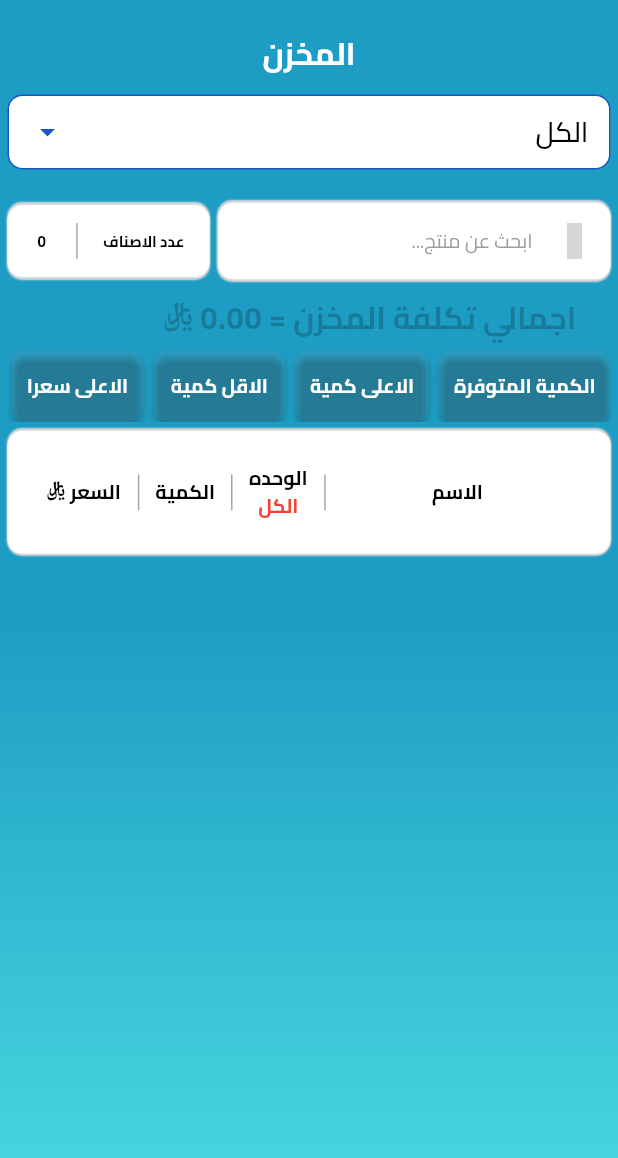
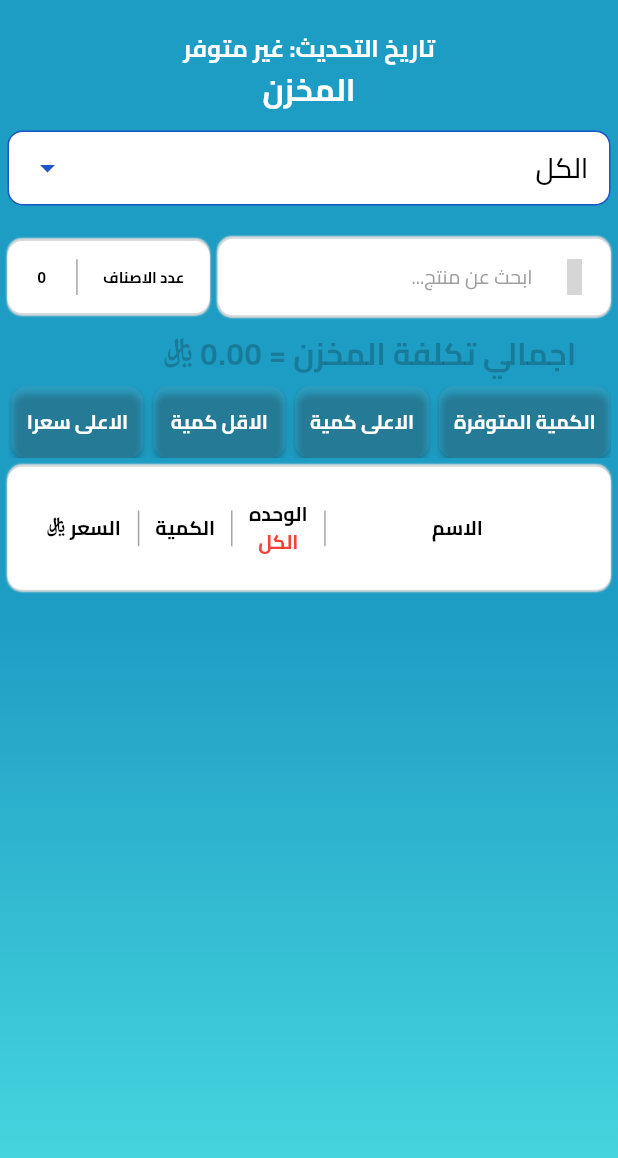
Before and after one commit to abdulbari0101/searcher-ben-shubit-inventory, a Flutter app: the screen it shows after launch, after a tap on "المخزون", on a phone screen of 412 x 824 dp. Shown: the top 1158 px of the screen. Run offline on Flutter 3.47's test engine with Material 3 defaults, Android fonts, the phone set to English and light mode, and no system bars; our stand-ins replace cached_network_image, file_picker, flutter_screenutil, flutter_svg, get, iconsax and 7 more; missing offline and left inert: excel, flutter_inappwebview; accounts and stored records are empty; grey boxes are pictures that could not be loaded.

Commit message:
second update

```diff
--- a/lib/controller/home/home_controller.dart
+++ b/lib/controller/home/home_controller.dart
@@ -6,6 +6,7 @@ import '../../core/constant/app_lables.dart';
 import '../../core/constant/app_pages.dart';
 
 class HomeController extends GetxController {
+  DateTime ? lastUpdate = null;
   goToPage(String page) {
     switch (page) {
       case AppLabels.tires_page_tilte:
@@ -15,7 +16,10 @@ class HomeController extends GetxController {
       //  Get.toNamed(AppPage.page_oils);
         break;
       case AppLabels.inventory_page_title:
-        Get.toNamed(AppPage.page_inventory);
+        Get.toNamed(AppPage.page_inventory,
+            arguments: {'lastUpdate': lastUpdate});
+        break;
+
 
     }
   }
--- a/lib/controller/inventory/inventory_controller.dart
+++ b/lib/controller/inventory/inventory_controller.dart
@@ -8,6 +8,7 @@ import '../../data/database/localDatabase/sqlite_database.dart';
 
 class InventoryController extends GetxController {
   List<ProductModel> inventoryList = [];
+  List<String> searchOptions = [];
   LocalDB mydb = LocalDB();
   bool isLoading = true,
       pressHighestPrice = false,
@@ -21,15 +22,70 @@ class InventoryController extends GetxController {
   String? selectedUnit = 'الكل';
   late Set<String?> inventoryIds = {};
   late Set<String?> units = {};
+  DateTime? updateDate = null;
   @override
   void onInit() async {
     super.onInit();
-    await searchUsingQuery();
+    await readDateQuery();
+    await readQuery(searchUsingQuery());
+    await fillSearchOptions();
+    //print("Date: "+updateDate.toString());
    inventoryIds = inventoryList.map((item) => item.inventoryId).toSet();
     units = inventoryList.map((item) => item.unit).toSet();
    // print('SetIDs: $inventoryIds');
+
+  }
+  fillSearchOptions() async{
+    searchOptions.clear();
+    //fill searchOptions with each words from inventroryList components
+    for (ProductModel e in inventoryList) {
+      if (e.productId != null && e.productId!.isNotEmpty) {
+        searchOptions.add(e.productId!);
+      }
+      if (e.name != null && e.name!.isNotEmpty) {
+        List<String> words = e.name!.split(' ');
+        //searchOptions.add(e.name!);
+        for (String word in words) {
+          if (word.isNotEmpty && !searchOptions.contains(word)) {
+            searchOptions.add(word);
+          }
+        }
       }
 
+    }
+  }
+  readDateQuery() async{
+    List<Map> response = await mydb.readDate(
+      "SELECT * FROM '${LocalDB.LAST_UPDATE_TABLE}' ORDER BY id DESC LIMIT 1"
+    );
+    if (response.isNotEmpty) {
+      updateDate = DateTime.parse(response[0][LocalDB.LAST_UPDATE].toString());
+      print('Last Update: $updateDate');
+    } else {
+      updateDate = null;
+      print('No last update found.');
+    }
+  }
+  readQuery(String query) async{
+    inventoryList.clear();
+    List<Map> response = await mydb.readData(query);
+    if (response.isNotEmpty) {
+      for (var e in response) {
+        inventoryList.add(
+          ProductModel.Parameterized(
+              productId: e[LocalDB.INVENTORY_PRODUCT_ID].toString(),
+              inventoryId: e[LocalDB.INVENTORY_ID].toString(),
+              name: e[LocalDB.INVENTORY_PRODUCT_NAME],
+              quantity: e[LocalDB.INVENTORY_PRODUCT_QUANTITY].toString(),
+              unit: e[LocalDB.INVENTORY_PRODUCT_UTIL],
+              price: e[LocalDB.INVENTORY_PRODUCT_PRICE].toString()),
+        );
+
+      }
+    }
+    update();
+    isLoading = false;
+  }
   pressFilterButton(String buttonName) async{
     switch (buttonName) {
       case AppLabels.highest_price:
@@ -80,32 +136,56 @@ class InventoryController extends GetxController {
     }
     return totalPrice.toStringAsFixed(2);
   }
+searchWord(String word) async{
+    await readQuery(searchUsingQuery(word: word.trim()));
 
-  searchUsingQuery({var word = ''}) async {
+}
+  searchUsingQuery({String word = ''}) {
       if (int.tryParse(word) != null) {
         word = int.parse(word).toString();
       }
-    inventoryList.clear();
-    String query;
-    if(selectedInventoryId != 'الكل')
-    query = "SELECT * FROM '${LocalDB.INVENTORY_TABLE}' WHERE \"${LocalDB.INVENTORY_ID}\" = \"${selectedInventoryId}\"";
-    else
-    query = "SELECT * FROM '${LocalDB.INVENTORY_TABLE}'";
 
-    if(selectedUnit != 'الكل')
-      query = "SELECT * FROM ($query) WHERE \"${LocalDB.INVENTORY_PRODUCT_UTIL}\" = \"${selectedUnit}\" ";
-    else
-      query = "SELECT * FROM ($query)";
+    // Split the search query into individual words
+    List<String> searchTerms = word.trim().split(' ').where((term) => term.isNotEmpty).toList();
 
-    query =
-    ("SELECT * FROM (${query}) WHERE \"${LocalDB.INVENTORY_PRODUCT_NAME}\" LIKE \"%$word%\" OR "
-        " \"${LocalDB.INVENTORY_PRODUCT_ID}\" LIKE \"%$word%\" ");
+    String baseQuery;
+    if(selectedInventoryId != 'الكل') {
+      baseQuery = "SELECT * FROM '${LocalDB.INVENTORY_TABLE}' WHERE \"${LocalDB.INVENTORY_ID}\" = \"${selectedInventoryId}\"";
+    } else {
+      baseQuery = "SELECT * FROM '${LocalDB.INVENTORY_TABLE}'";
+    }
+
+    if(selectedUnit != 'الكل') {
+      baseQuery = "SELECT * FROM ($baseQuery) WHERE \"${LocalDB.INVENTORY_PRODUCT_UTIL}\" = \"${selectedUnit}\"";
+    }
+
+    // If no search terms, return the base query
+    if (searchTerms.isEmpty) {
+      return applySorting(baseQuery);
+    }
+
+    // Create a query that requires ALL search terms to match
+    String searchConditions = searchTerms.map((term) {
+      try {
+        if (int.tryParse(term) != null) {
+          return "(\"${LocalDB.INVENTORY_PRODUCT_NAME}\" LIKE \"%$term%\" OR \"${LocalDB.INVENTORY_PRODUCT_ID}\" LIKE \"%$term%\")";
+        }
+        return "(\"${LocalDB.INVENTORY_PRODUCT_NAME}\" LIKE \"%$term%\" OR \"${LocalDB.INVENTORY_PRODUCT_ID}\" LIKE \"%$term%\")";
+      } catch(e) {
+        print('Error parsing term: $e');
+        return "";
+      }
+    }).join(" AND ");
+
+    String finalQuery = "SELECT * FROM ($baseQuery) WHERE $searchConditions";
+
+    return applySorting(finalQuery);
+  }
+
+  String applySorting(String query) {
     if(pressAvailableQuantity) {
       query = "SELECT * FROM ($query) WHERE \"${LocalDB.INVENTORY_PRODUCT_QUANTITY}\" != 0 ";
     }
-
-    // if(pressUnit)
-    //   query = "SELECT * FROM (${query}) WHERE \"${LocalDB.INVENTORY_PRODUCT_UTIL}\" != 0 ";
 
     if(pressHighestQuantity) {
       query = "SELECT * FROM ($query) ORDER BY \"${LocalDB.INVENTORY_PRODUCT_QUANTITY}\" DESC ";
@@ -115,7 +195,6 @@ class InventoryController extends GetxController {
       query = "SELECT * FROM ($query) ORDER BY \"${LocalDB.INVENTORY_PRODUCT_QUANTITY}\" ASC ";
     }
 
-
     if(pressHighestPrice) {
       query = "SELECT * FROM ($query) ORDER BY \"${LocalDB.INVENTORY_PRODUCT_PRICE}\" DESC ";
     }
@@ -124,26 +203,8 @@ class InventoryController extends GetxController {
       query = "SELECT * FROM ($query) ORDER BY \"${LocalDB.INVENTORY_PRODUCT_PRICE}\" ASC ";
     }
 
-
-   List<Map> response = await mydb.readData(query);
-    if (response.isNotEmpty) {
-      for (var e in response) {
-        inventoryList.add(
-            ProductModel.Parameterized(
-              productId: e[LocalDB.INVENTORY_PRODUCT_ID].toString(),
-              inventoryId: e[LocalDB.INVENTORY_ID].toString(),
-                name: e[LocalDB.INVENTORY_PRODUCT_NAME],
-                quantity: e[LocalDB.INVENTORY_PRODUCT_QUANTITY].toString(),
-                unit: e[LocalDB.INVENTORY_PRODUCT_UTIL],
-                price: e[LocalDB.INVENTORY_PRODUCT_PRICE].toString()),
-          );
-
+    return query;
   }
-    }
-    update();
-    isLoading = false;
-  }
-
 
   Shimmer getShimmerLoading() {
     return Shimmer.fromColors(
@@ -187,4 +248,6 @@ class InventoryController extends GetxController {
       ),
     );
   }
+
+
 }
--- a/lib/controller/upload/uplaod_controller.dart
+++ b/lib/controller/upload/uplaod_controller.dart
@@ -10,7 +10,6 @@ import '../../core/constant/app_lables.dart';
 class UploadDatabaseController extends GetxController {
   FilePickerResult? file;
   LocalDB mydb = LocalDB();
-
   goToUploadPage() async {
     //Get.toNamed(AppPage.page_uploadDatabase);
     await getExeclFile();
@@ -122,6 +121,10 @@ class UploadDatabaseController extends GetxController {
             print("respons: " + respons.toString());
             if (respons > 0) {
               updateStatus = true;
+              mydb.insertDate(
+                  "INSERT INTO ${LocalDB.LAST_UPDATE_TABLE}(${LocalDB.LAST_UPDATE})"
+                      " VALUES(\"${DateTime.now().toIso8601String()}\")"
+              );
             }
           }
         } catch (e) {
--- a/lib/core/common/widgets/custom_search_field.dart
+++ b/lib/core/common/widgets/custom_search_field.dart
@@ -12,8 +12,10 @@ import 'custom_svg.dart';
 import 'custom_text.dart';
 
 class CustomSearchField extends StatelessWidget {
-  const CustomSearchField({super.key, required this.onChange});
+  const CustomSearchField({super.key, required this.onChange, this.controller,  this.focusNode});
 final void Function(String) onChange;
+  final TextEditingController? controller;
+  final FocusNode? focusNode;
   @override
   Widget build(BuildContext context) {
     return SizedBox(
@@ -49,7 +51,8 @@ final void Function(String) onChange;
                         BorderSide(width: 0.0, color: Colors.transparent),
                   ),
                 ),
-              ),
+              controller: controller,
+              focusNode: focusNode ,),
             ),
           ),
         ],
--- a/lib/data/database/localDatabase/sqlite_database.dart
+++ b/lib/data/database/localDatabase/sqlite_database.dart
@@ -3,7 +3,7 @@ import 'package:path/path.dart';
 
 class LocalDB {
   //VERSION OF DATABASE
-  static const int VERSION = 3;
+  static const int VERSION = 4;
 
   //Inventory table
   static const String INVENTORY_TABLE = 'INVENTORY_TABLE';
@@ -13,7 +13,8 @@ class LocalDB {
   static const String INVENTORY_PRODUCT_UTIL = 'IVENTORY_PRODUCT_UTIL';
   static const String INVENTORY_PRODUCT_QUANTITY = 'IVENTORY_PRODUCT_QUANTITY';
   static const String INVENTORY_PRODUCT_PRICE = 'IVENTORY_PRODUCT_PRICE';
-
+  static const String LAST_UPDATE_TABLE = 'LAST_UPDATE_TABLE';
+  static const String LAST_UPDATE = 'LAST_UPDATE';
 
   static Database? _database;
 
@@ -43,25 +44,40 @@ class LocalDB {
     "$INVENTORY_PRODUCT_PRICE" REAL
 )
     ''');
+    await db.execute('''
+    CREATE TABLE "$LAST_UPDATE_TABLE" (
+    "id" INTEGER NOT NULL PRIMARY KEY AUTOINCREMENT,
+    "$LAST_UPDATE" TIMESTAMP DEFAULT CURRENT_TIMESTAMP)
+    ''');
 
     print("Oncreate.................");
   }
 
-  _onUpgrade(Database db, int oldVersion, int newVersion) async{
-  }
+  _onUpgrade(Database db, int oldVersion, int newVersion) async {}
 
   readData(String sql) async {
     Database? mydb = await database;
     List<Map> response = await mydb!.rawQuery(sql);
     return response;
   }
+  readDate(String sql) async {
+    Database? mydb = await database;
+    List<Map> response = await mydb!.rawQuery(sql);
+    return response;
+  }
+  insertDate(String sql) async {
+    Database? mydb = await database;
+    int response = await mydb!.rawInsert(sql);
+    return response;
+  }
+
+
 
   insertData(String sql) async {
     Database? mydb = await database;
     int response = await mydb!.rawInsert(sql);
     return response;
   }
-
 
   updateData(String sql) async {
     Database? mydb = await database;
@@ -70,9 +86,13 @@ class LocalDB {
   }
 
   deleteData(String table) async {
+    try{
       Database? mydb = await database;
       int response = await mydb!.delete(table);
       return response;
+    }catch(e){
+      print("Error deleting data from table $table: $e");
     }
 
   }
+}
--- a/lib/view/screen/home/home_page.dart
+++ b/lib/view/screen/home/home_page.dart
@@ -4,6 +4,7 @@ import 'package:inventory/controller/home/home_controller.dart';
 import 'package:inventory/core/common/widgets/custom_scaffold.dart';
 import 'package:inventory/core/constant/app_colors.dart';
 import 'package:inventory/core/constant/app_lables.dart';
+import 'package:percent_indicator/circular_percent_indicator.dart';
 import '../../../controller/update/update_database_controller.dart';
 import '../../../controller/upload/uplaod_controller.dart';
 import '../../../core/common/widgets/custom_material_button.dart';
@@ -19,8 +20,10 @@ class HomePage extends StatelessWidget {
   @override
   Widget build(BuildContext context) {
     HomeController homeController = Get.put(HomeController());
-    UpdateDatabaseController updateController = Get.put(UpdateDatabaseController());
-    UploadDatabaseController uploadController = Get.put(UploadDatabaseController());
+    UpdateDatabaseController updateController =
+        Get.put(UpdateDatabaseController());
+    UploadDatabaseController uploadController =
+        Get.put(UploadDatabaseController());
     return CustomScaffoldWithBackground(
         body: Container(
       padding: const EdgeInsets.symmetric(
@@ -61,32 +64,61 @@ class HomePage extends StatelessWidget {
                     onPressed: () =>
                         homeController.goToPage(categoryList[index].title))),
           ),
-          /*const CustomSizedBox(
+          const CustomSizedBox(
             height: 20,
           ),
-          CustomMaterialButton(
+          Obx(() {
+            if (updateController.loading.value) {
+              return CircularPercentIndicator(
+                radius: 120.0,
+                lineWidth: 13.0,
+                animation: false,
+                percent: updateController.progress / 100,
+                center: new Text(
+                  "${updateController.progress}%",
+                  style: new TextStyle(
+                      fontWeight: FontWeight.bold, fontSize: 20.0),
+                ),
+                footer: new Text(
+                  "جاري تنزيل البيانات...",
+                  style: new TextStyle(
+                      fontWeight: FontWeight.bold, fontSize: 17.0),
+                ),
+                circularStrokeCap: CircularStrokeCap.round,
+                progressColor: Colors.purple,
+              );
 
-            backgroundColor: AppColors.primaryColor,
-            onPressed: ()=>updateController.updateDatabse(),
-            child: CustomText(
-              text: "تحميل بيانات المخزن من ملف خارجي",
-              textStyle: Theme.of(context).textTheme.titleMedium!.copyWith(
-                  color: AppColors.whiteColor
-              ),
-              textAlign: TextAlign.center,
-            ),
-          ),*/
+            } else {
+              return CustomMaterialButton(
+                backgroundColor: AppColors.primaryColor,
+                onPressed: () {
+                  updateController.updateDatabse();
+                   },
+                child: CustomText(
+                  text: "تحديث البيانات من الانترنت",
+                  textStyle: Theme.of(context)
+                      .textTheme
+                      .titleMedium!
+                      .copyWith(color: AppColors.whiteColor),
+                  textAlign: TextAlign.center,
+                ),
+              );
+            }
+          }),
           const CustomSizedBox(
             height: 20,
           ),
           CustomMaterialButton(
             backgroundColor: Colors.deepPurpleAccent,
-            onPressed: ()=>uploadController.goToUploadPage(),
+            onPressed: () {
+              uploadController.goToUploadPage();
+              },
             child: CustomText(
               text: "رفع بيانات المخزن من ملف Excel",
-              textStyle: Theme.of(context).textTheme.titleMedium!.copyWith(
-                  color: AppColors.whiteColor
-              ),
+              textStyle: Theme.of(context)
+                  .textTheme
+                  .titleMedium!
+                  .copyWith(color: AppColors.whiteColor),
               textAlign: TextAlign.center,
             ),
           ),
@@ -95,12 +127,14 @@ class HomePage extends StatelessWidget {
           ),
           CustomMaterialButton(
             backgroundColor: Color(0xFF4CAF50),
-            onPressed: ()=> homeController.openWebPage('https://smallpdf.com/pdf-to-excel#r=convert-to-excel'),
+            onPressed: () => homeController.openWebPage(
+                'https://smallpdf.com/pdf-to-excel#r=convert-to-excel'),
             child: CustomText(
               text: "تحويل ملف pdf إلى Excel",
-              textStyle: Theme.of(context).textTheme.titleMedium!.copyWith(
-                  color: AppColors.whiteColor
-              ),
+              textStyle: Theme.of(context)
+                  .textTheme
+                  .titleMedium!
+                  .copyWith(color: AppColors.whiteColor),
               textAlign: TextAlign.center,
             ),
           ),
--- a/lib/view/screen/inventory/inventory_page.dart
+++ b/lib/view/screen/inventory/inventory_page.dart
@@ -21,7 +21,7 @@ class InventoryPage extends StatelessWidget {
   Widget build(BuildContext context) {
     InventoryController controller = Get.put(InventoryController());
     String word = '';
-
+    TextEditingController? optionsTextEditingController ;
     return CustomScaffoldWithBackground(
         gradient: const LinearGradient(
           colors: [
@@ -41,6 +41,15 @@ class InventoryPage extends StatelessWidget {
             ),
             child: Column(
               children: [
+    GetBuilder<InventoryController>(builder: (controller) {
+
+                    return CustomText(
+                      text: "تاريخ التحديث: ${controller.updateDate != null ?controller.updateDate.toString().split(' ')[1].split('.')[0]  + ' | ' + controller.updateDate.toString().split(' ')[0]: 'غير متوفر'}",
+                      textStyle: Theme.of(context).textTheme.bodyLarge!.copyWith(
+                          color: AppColors.whiteColor, fontWeight: FontWeight.bold,fontSize: 14.sp),
+                    );
+                  }
+                ),
                 CustomText(
                   text: AppLabels.inventory,
                   textStyle: Theme.of(context).textTheme.bodyLarge!.copyWith(
@@ -88,7 +97,7 @@ class InventoryPage extends StatelessWidget {
                         onChanged: (String? newValue) {
                           if (newValue != null) {
                             controller.selectedInventoryId = newValue;
-                            controller.searchUsingQuery(word: word);
+                            controller.searchWord(word.trim());
                             controller.update(); // Force UI update
                           }
                         },
@@ -100,13 +109,54 @@ class InventoryPage extends StatelessWidget {
                 ),
                 GetBuilder<InventoryController>(builder: (controller) {
                   return Row(children: [
-                    Expanded(
-                      child: CustomSearchField(
-                        onChange: (text) {
-                          word = text.trim();
-                          controller.searchUsingQuery(word: word);
-                        },
-                      ),
+                    Expanded(child:
+                    Autocomplete<String>(
+                      optionsBuilder: (TextEditingValue word){
+                      if(word.text.trim().isEmpty){
+                        return const Iterable<String>.empty();
+                      }
+                      Iterable<String> its = controller.searchOptions.where((String option) {
+                        return option.toLowerCase().contains(word.text.toLowerCase().split(' ').last);
+                      });
+                      return its;
+
+                    },
+                    onSelected: (String value){
+                        String lastWord = word[word.length - 1];
+                        if( lastWord.isEmpty)
+                          word += '$value';
+                        else{
+                          List<String> words = word.split(' ');
+                          if(words.isNotEmpty){
+                            words.removeLast();
+                            words.add(value);
+                            word = words.join(' ');
+                          }
+                        }
+
+                        optionsTextEditingController!.text = word;
+                    },
+                  displayStringForOption: (String option) {
+                      return option;
+                  }
+
+                      ,fieldViewBuilder: (
+                        BuildContext context,
+                        TextEditingController textEditingController,
+                        FocusNode focusNode,
+                        VoidCallback onFieldSubmitted,
+                      ){
+                        optionsTextEditingController = textEditingController;
+                        return CustomSearchField(
+                          controller: optionsTextEditingController,
+                          focusNode: focusNode,
+                          onChange: (text) {
+                            word = text;
+                            controller.searchWord(word.trim());
+                          },
+                        );
+                      },
+                    ),
                     ),
                     const CustomSizedBox(
                       width: 5,
@@ -169,7 +219,8 @@ class InventoryPage extends StatelessWidget {
                             onPressed: () {
                               controller
                                   .pressFilterButton(AppLabels.available_quntity);
-                              controller.searchUsingQuery(word: word);
+                              controller.searchWord(word);
+
                             },
                           ),
                         ),
@@ -191,7 +242,7 @@ class InventoryPage extends StatelessWidget {
                                     fontWeight: FontWeight.bold),
                               ),
                               onPressed: () {controller.pressFilterButton(AppLabels.unit);
-                              controller.searchUsingQuery(word: word);},
+                              controller.searchWord(word);},
                             ),
                           ),*/
                         CustomSizedBox(width: 5.w),
@@ -219,7 +270,7 @@ class InventoryPage extends StatelessWidget {
                             onPressed: () {
                               controller
                                   .pressFilterButton(AppLabels.highest_quntity);
-                              controller.searchUsingQuery(word: word);
+                              controller.searchWord(word);
                             },
                           ),
                         ),
@@ -248,7 +299,7 @@ class InventoryPage extends StatelessWidget {
                             onPressed: () {
                               controller
                                   .pressFilterButton(AppLabels.smallest_quntity);
-                              controller.searchUsingQuery(word: word);
+                              controller.searchWord(word);
                             },
                           ),
                         ),
@@ -277,7 +328,7 @@ class InventoryPage extends StatelessWidget {
                             onPressed: () {
                               controller
                                   .pressFilterButton(AppLabels.highest_price);
-                              controller.searchUsingQuery(word: word);
+                              controller.searchWord(word);
                             },
                           ),
                         ),
@@ -306,7 +357,7 @@ class InventoryPage extends StatelessWidget {
                             onPressed: () {
                               controller
                                   .pressFilterButton(AppLabels.smallest_price);
-                              controller.searchUsingQuery(word: word);
+                              controller.searchWord(word);
                             },
                           ),
                         ),
@@ -329,7 +380,7 @@ class InventoryPage extends StatelessWidget {
                                   title: Text('الكل', style: Theme.of(context).textTheme.bodyMedium),
                                   onTap: () {
                                     controller.selectedUnit = 'الكل';
-                                    controller.searchUsingQuery(word: word);
+                                    controller.searchWord(word);
                                     controller.update();
                                     Get.back();
                                   },
@@ -344,7 +395,7 @@ class InventoryPage extends StatelessWidget {
                                     ),
                                     onTap: () {
                                       controller.selectedUnit = unit;
-                                      controller.searchUsingQuery(word: word);
+                                      controller.searchWord(word);
                                       controller.update();
                                       Get.back();
                                     },
--- a/pubspec.yaml
+++ b/pubspec.yaml
@@ -57,6 +57,7 @@ dependencies:
   flutter_inappwebview: ^6.1.5
   permission_handler: ^11.3.0
   url_launcher: ^6.3.1
+  percent_indicator: ^4.2.5
 dev_dependencies:
   flutter_test:
     sdk: flutter
```
Also changed, not shown: lib/controller/update/update_database_controller.dart (+62 -13 lines), lib/data/models/date_model.dart (+23 -0 lines), pubspec.lock, 7 other files. Lines whose indentation alone changed are shown as unchanged.
